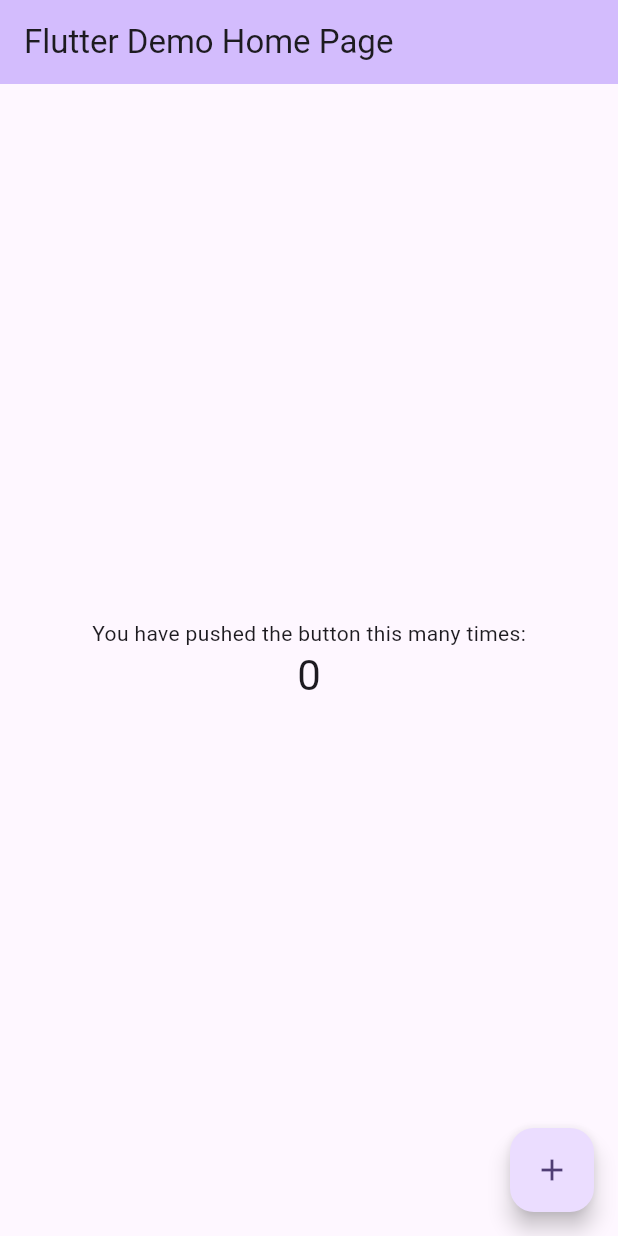
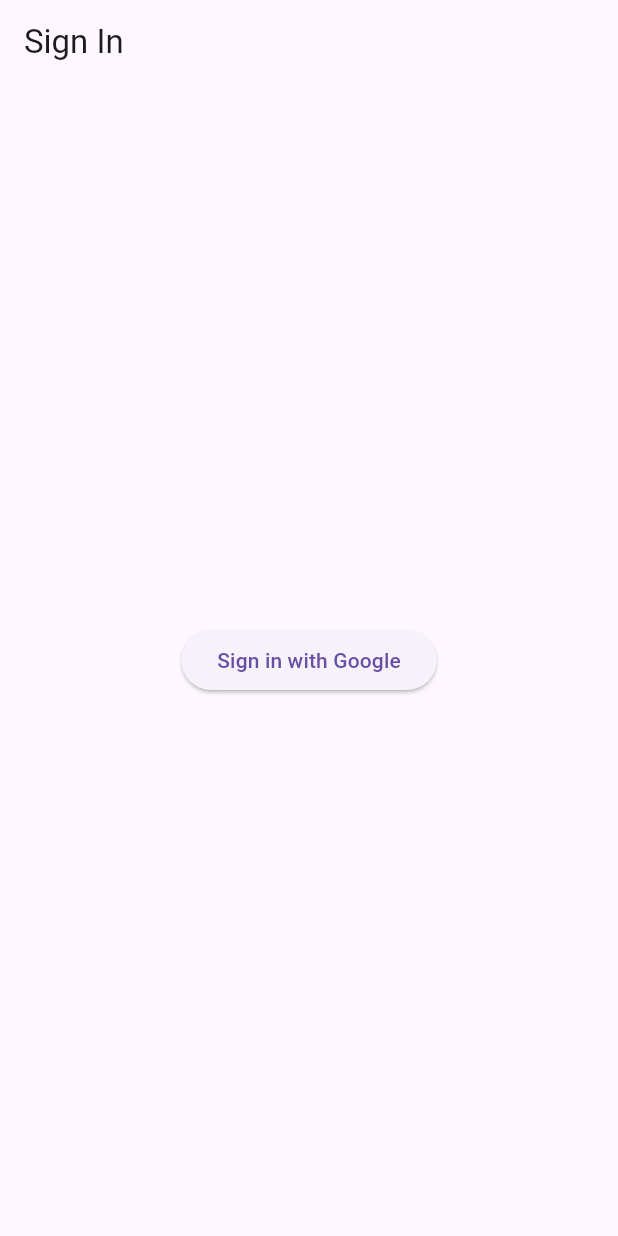
Before and after one commit to voyzon/Nimbus, a Flutter app: the screen it shows after launch, on a phone screen of 412 x 824 dp. Run offline on Flutter 3.47's test engine with Material 3 defaults, Android fonts, the phone set to English and light mode, and no system bars; our stand-ins replace firebase_auth, firebase_core, google_sign_in; accounts and stored records are empty; generated files the repository leaves out were written again.

Commit message:
Authentication Implementation

```diff
--- /dev/null
+++ b/lib/Authentication/signInPage.dart
@@ -0,0 +1,43 @@
+import 'package:firebase_auth/firebase_auth.dart';
+import 'package:flutter/material.dart';
+import 'authService.dart';
+import '../Home/homePage.dart';
+
+class SignInPage extends StatefulWidget {
+
+  final AuthService authService;
+
+  const SignInPage({super.key, required this.authService});
+
+  @override
+  _SignInPageState createState() => _SignInPageState();
+}
+
+class _SignInPageState extends State<SignInPage> {
+  @override
+  Widget build(BuildContext context) {
+    return Scaffold(
+      appBar: AppBar(
+        title: const Text("Sign In"),
+      ),
+      body: Center(
+        child: ElevatedButton(
+          onPressed: () async {
+            User? user = await widget.authService.signInWithGoogle();
+
+            if (user != null) {
+              Navigator.of(context).pushReplacement(
+                MaterialPageRoute(
+                  builder: (context) => HomePage(user: user),
+                ),
+              );
+            } else {
+              // Handle unsuccessful sign-in
+            }
+          },
+          child: const Text('Sign in with Google'),
+        ),
+      ),
+    );
+  }
+}
--- a/lib/main.dart
+++ b/lib/main.dart
@@ -1,103 +1,70 @@
+import 'package:firebase_core/firebase_core.dart';
 import 'package:flutter/material.dart';
+import 'package:firebase_auth/firebase_auth.dart';
+import 'package:voyzon/firebase_options.dart';
+import 'Authentication/authService.dart';
+import 'Authentication/signInPage.dart';
+import 'Home/homePage.dart';
 
-void main() {
-  runApp(const MyApp());
+void main() async {
+
+  WidgetsFlutterBinding.ensureInitialized();
+
+  await Firebase.initializeApp(
+    options: DefaultFirebaseOptions.currentPlatform,
+  );
+
+  runApp(MyApp());
 }
 
 class MyApp extends StatelessWidget {
-  const MyApp({super.key});
-
-  // This widget is the root of your application.
   @override
   Widget build(BuildContext context) {
     return MaterialApp(
-      title: 'Flutter Demo',
+      title: 'Your App',
       theme: ThemeData(
-
-        colorScheme: ColorScheme.fromSeed(seedColor: Colors.deepPurple),
-        useMaterial3: true,
-
+        primarySwatch: Colors.blue,
       ),
-      home: const MyHomePage(title: 'Flutter Demo Home Page'),
+      home: InitialPage(),
     );
   }
 }
 
-class MyHomePage extends StatefulWidget {
-  const MyHomePage({super.key, required this.title});
-
-  final String title;
-
-  @override
-  State<MyHomePage> createState() => _MyHomePageState();
-}
-
-class _MyHomePageState extends State<MyHomePage> {
-  int _counter = 0;
-
-  void _incrementCounter() {
-    setState(() {
-      // This call to setState tells the Flutter framework that something has
-      // changed in this State, which causes it to rerun the build method below
-      // so that the display can reflect the updated values. If we changed
-      // _counter without calling setState(), then the build method would not be
-      // called again, and so nothing would appear to happen.
-      _counter++;
-    });
-  }
-
+class InitialPage extends StatelessWidget {
   @override
   Widget build(BuildContext context) {
-    // This method is rerun every time setState is called, for instance as done
-    // by the _incrementCounter method above.
-    //
-    // The Flutter framework has been optimized to make rerunning build methods
-    // fast, so that you can just rebuild anything that needs updating rather
-    // than having to individually change instances of widgets.
-    return Scaffold(
-      appBar: AppBar(
-        // TRY THIS: Try changing the color here to a specific color (to
-        // Colors.amber, perhaps?) and trigger a hot reload to see the AppBar
-        // change color while the other colors stay the same.
-        backgroundColor: Theme.of(context).colorScheme.inversePrimary,
-        // Here we take the value from the MyHomePage object that was created by
-        // the App.build method, and use it to set our appbar title.
-        title: Text(widget.title),
-      ),
-      body: Center(
-        // Center is a layout widget. It takes a single child and positions it
-        // in the middle of the parent.
-        child: Column(
-          // Column is also a layout widget. It takes a list of children and
-          // arranges them vertically. By default, it sizes itself to fit its
-          // children horizontally, and tries to be as tall as its parent.
-          //
-          // Column has various properties to control how it sizes itself and
-          // how it positions its children. Here we use mainAxisAlignment to
-          // center the children vertically; the main axis here is the vertical
-          // axis because Columns are vertical (the cross axis would be
-          // horizontal).
-          //
-          // TRY THIS: Invoke "debug painting" (choose the "Toggle Debug Paint"
-          // action in the IDE, or press "p" in the console), to see the
-          // wireframe for each widget.
-          mainAxisAlignment: MainAxisAlignment.center,
-          children: <Widget>[
-            const Text(
-              'You have pushed the button this many times:',
+
+    return FutureBuilder<User?>(
+
+      future: AuthService().getCurrentUser(),
+
+      builder: (context, snapshot) {
+        if (snapshot.connectionState == ConnectionState.waiting) {
+          return const Scaffold(
+            body: Center(
+              child: CircularProgressIndicator(),
             ),
-            Text(
-              '$_counter',
-              style: Theme.of(context).textTheme.headlineMedium,
+          );
+        }
+        else if (snapshot.hasError) {
+          return Scaffold(
+            body: Center(
+              child: Text("Error: ${snapshot.error}"),
             ),
-          ],
-        ),
-      ),
-      floatingActionButton: FloatingActionButton(
-        onPressed: _incrementCounter,
-        tooltip: 'Increment',
-        child: const Icon(Icons.add),
-      ), // This trailing comma makes auto-formatting nicer for build methods.
+          );
+        }
+        else {
+          User? user = snapshot.data;
+          if (user != null) {
+            return HomePage(user: user);
+          }
+          else
+          {
+            return SignInPage(authService: AuthService());
+          }
+        }
+      },
     );
+
   }
 }
--- a/pubspec.yaml
+++ b/pubspec.yaml
@@ -31,6 +31,8 @@
   flutter:
     sdk: flutter
   firebase_core: ^2.25.5
+  firebase_auth: ^4.17.6
+  google_sign_in: ^6.2.1
 
 
   # The following adds the Cupertino Icons font to your application.
```
Also changed, not shown: lib/Authentication/authService.dart (added, +43 -0 lines), lib/Home/homePage.dart (added, +46 -0 lines), pubspec.lock, 4 other files.
